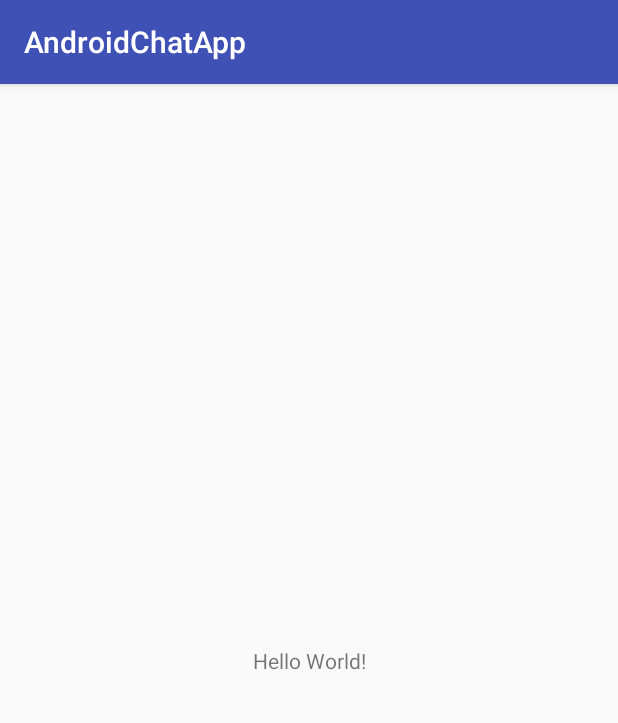
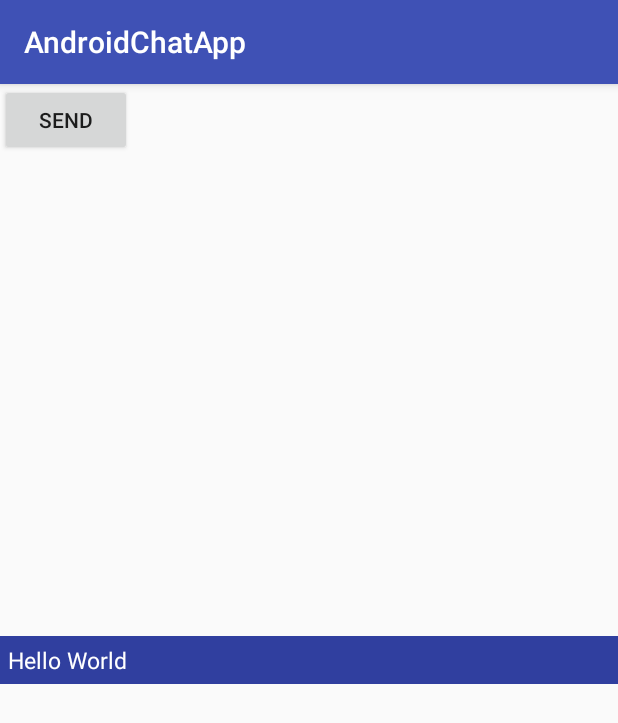
Before and after one commit to puzanshrestha/AndroidChatApp, an Android app: the screen it shows after launch (MainActivity), on a phone screen of 412 x 824 dp. Shown: the top 723 px of the screen. Run offline under Robolectric (Android 15) with nearby library versions, the phone set to English and light mode, and no system bars.

Commit message:
rough demo of websocket in near mvp pattern

```diff
--- a/app/build.gradle
+++ b/app/build.gradle
@@ -25,4 +25,5 @@ dependencies {
     testImplementation 'junit:junit:4.12'
     androidTestImplementation 'com.android.support.test:runner:1.0.2'
     androidTestImplementation 'com.android.support.test.espresso:espresso-core:3.0.2'
+    implementation 'com.squareup.okhttp3:okhttp:3.6.0'
 }
--- a/app/src/main/java/com/pujan/androidchatapp/MainActivity.java
+++ b/app/src/main/java/com/pujan/androidchatapp/MainActivity.java
@@ -1,13 +1,92 @@
 package com.pujan.androidchatapp;
 
+import android.os.Bundle;
 import android.support.v7.app.AppCompatActivity;
-import android.os.Bundle;
+import android.view.View;
+import android.widget.Button;
+import android.widget.TextView;
+import android.widget.Toast;
 
-public class MainActivity extends AppCompatActivity {
+import com.pujan.androidchatapp.model.SignInPresenterImpl;
+import com.pujan.androidchatapp.presenter.SignInPresenter;
+import com.pujan.androidchatapp.view.SignInView;
+import com.pujan.androidchatapp.websocket.WebSocketImpl;
+import com.pujan.androidchatapp.websocket.WebSocketPresenter;
+import com.pujan.androidchatapp.websocket.WebSocketView;
+
+public class MainActivity extends AppCompatActivity implements SignInView, WebSocketView {
+
+    SignInPresenter signInPresenter;
+    WebSocketPresenter webSocketPresenter;
+
+    Button button;
+    TextView textView;
 
     @Override
     protected void onCreate(Bundle savedInstanceState) {
         super.onCreate(savedInstanceState);
         setContentView(R.layout.activity_main);
+
+        signInPresenter = new SignInPresenterImpl(MainActivity.this);
+        signInPresenter.signIn("test", "test");
+
+        webSocketPresenter = new WebSocketImpl(MainActivity.this);
+        webSocketPresenter.startWebSocket();
+
+        button = (Button) findViewById(R.id.send_button);
+        textView = (TextView) findViewById(R.id.text_view);
+        button.setOnClickListener(new View.OnClickListener() {
+            @Override
+            public void onClick(View v) {
+                webSocketPresenter.sendMessage("Hello from android web socket");
+            }
+        });
+
+    }
+
+    @Override
+    public void showValidationError() {
+        Toast.makeText(this, "validationError", Toast.LENGTH_SHORT).show();
+    }
+
+    @Override
+    public void signInSuccess() {
+        Toast.makeText(this, "Sign In success", Toast.LENGTH_SHORT).show();
+    }
+
+    @Override
+    public void signInError() {
+        Toast.makeText(this, "Sign in error", Toast.LENGTH_SHORT).show();
+    }
+
+
+    @Override
+    public void connected() {
+
+    }
+
+    @Override
+    public void sendMessage(String message) {
+
+    }
+
+    @Override
+    public void receiveMessage(final String message) {
+        //websocket response from the server is handled here in main ui thread
+        System.out.println(message);
+
+        runOnUiThread(new Runnable() {
+            @Override
+            public void run() {
+                textView.setText(message);
+            }
+        });
+
+
+    }
+
+    @Override
+    public void disconnected() {
+
     }
 }
--- /dev/null
+++ b/app/src/main/java/com/pujan/androidchatapp/model/SignInPresenterImpl.java
@@ -0,0 +1,18 @@
+package com.pujan.androidchatapp.model;
+
+import com.pujan.androidchatapp.presenter.SignInPresenter;
+import com.pujan.androidchatapp.view.SignInView;
+
+public class SignInPresenterImpl implements SignInPresenter {
+
+    private SignInView signInView;
+
+    public SignInPresenterImpl(SignInView signInView) {
+        this.signInView = signInView;
+    }
+
+    @Override
+    public void signIn(String username, String password) {
+            signInView.signInSuccess();
+    }
+}
--- /dev/null
+++ b/app/src/main/java/com/pujan/androidchatapp/presenter/SignInPresenter.java
@@ -0,0 +1,5 @@
+package com.pujan.androidchatapp.presenter;
+
+public interface SignInPresenter {
+    void signIn(String username,String password);
+}
--- /dev/null
+++ b/app/src/main/java/com/pujan/androidchatapp/view/SignInView.java
@@ -0,0 +1,8 @@
+package com.pujan.androidchatapp.view;
+
+public interface SignInView {
+
+    void showValidationError();
+    void signInSuccess();
+    void signInError();
+}
--- /dev/null
+++ b/app/src/main/java/com/pujan/androidchatapp/websocket/EchoSocketListener.java
@@ -0,0 +1,47 @@
+package com.pujan.androidchatapp.websocket;
+
+
+import okhttp3.Response;
+import okhttp3.WebSocket;
+import okio.ByteString;
+
+public class EchoSocketListener extends okhttp3.WebSocketListener {
+    private WebSocketView webSocketView;
+
+    public EchoSocketListener(WebSocketView webSocketView) {
+        this.webSocketView = webSocketView;
+    }
+
+    @Override
+    public void onOpen(WebSocket webSocket, Response response) {
+        super.onOpen(webSocket, response);
+        System.out.println(response.toString());
+    }
+
+    @Override
+    public void onMessage(WebSocket webSocket, String text) {
+        super.onMessage(webSocket, text);
+        webSocketView.receiveMessage(text.toString());
+    }
+
+    @Override
+    public void onMessage(WebSocket webSocket, ByteString bytes) {
+        super.onMessage(webSocket, bytes);
+    }
+
+    @Override
+    public void onClosing(WebSocket webSocket, int code, String reason) {
+        super.onClosing(webSocket, code, reason);
+    }
+
+    @Override
+    public void onClosed(WebSocket webSocket, int code, String reason) {
+        super.onClosed(webSocket, code, reason);
+        System.out.println(reason);
+    }
+
+    @Override
+    public void onFailure(WebSocket webSocket, Throwable t, Response response) {
+        super.onFailure(webSocket, t, response);
+    }
+}
--- /dev/null
+++ b/app/src/main/java/com/pujan/androidchatapp/websocket/WebSocketImpl.java
@@ -0,0 +1,45 @@
+package com.pujan.androidchatapp.websocket;
+
+
+import okhttp3.OkHttpClient;
+import okhttp3.Request;
+import okhttp3.WebSocket;
+
+
+public class WebSocketImpl implements WebSocketPresenter {
+
+    WebSocketView webSocketView;
+    WebSocket ws;
+
+    public WebSocketImpl(WebSocketView webSocketView) {
+        this.webSocketView = webSocketView;
+    }
+
+    @Override
+    public void startWebSocket() {
+        OkHttpClient client = new OkHttpClient();
+        Request request = new Request.Builder().url("wss://pujan-python.herokuapp.com/main/ws/chatroom/aaa/").build();
+        EchoSocketListener listener = new EchoSocketListener(webSocketView);
+        ws = client.newWebSocket(request, listener);
+        client.dispatcher().executorService().shutdown();
+    }
+
+
+    @Override
+    public void disconnectWebSocket() {
+
+    }
+
+    @Override
+    public void sendMessage(String messages) {
+
+        String json = "{\"actionType\" : \"message\"," +
+                "\"sender\": \"android\"," +
+                "\"message\": \"" + messages + "\"," +
+                "\"chatRoom\": \"aaa\"}";
+        ws.send(json);
+        System.out.println(json);
+    }
+
+
+}
--- /dev/null
+++ b/app/src/main/java/com/pujan/androidchatapp/websocket/WebSocketPresenter.java
@@ -0,0 +1,12 @@
+package com.pujan.androidchatapp.websocket;
+
+public interface WebSocketPresenter {
+
+    void startWebSocket();
+
+    void disconnectWebSocket();
+
+    void sendMessage(String message);
+
+
+}
--- /dev/null
+++ b/app/src/main/java/com/pujan/androidchatapp/websocket/WebSocketView.java
@@ -0,0 +1,12 @@
+package com.pujan.androidchatapp.websocket;
+
+public interface WebSocketView {
+    public void connected();
+
+    public void sendMessage(String message);
+
+    public void receiveMessage(String message);
+
+    public void disconnected();
+
+}
--- a/app/src/main/res/layout/activity_main.xml
+++ b/app/src/main/res/layout/activity_main.xml
@@ -1,19 +1,34 @@
 <?xml version="1.0" encoding="utf-8"?>
-<android.support.constraint.ConstraintLayout
-    xmlns:android="http://schemas.android.com/apk/res/android"
+<android.support.constraint.ConstraintLayout xmlns:android="http://schemas.android.com/apk/res/android"
+    xmlns:app="http://schemas.android.com/apk/res-auto"
     xmlns:tools="http://schemas.android.com/tools"
-    xmlns:app="http://schemas.android.com/apk/res-auto"
     android:layout_width="match_parent"
     android:layout_height="match_parent"
     tools:context=".MainActivity">
 
     <TextView
-        android:layout_width="wrap_content"
+        android:layout_width="match_parent"
         android:layout_height="wrap_content"
-        android:text="Hello World!"
+        android:text="Hello World"
         app:layout_constraintBottom_toBottomOf="parent"
         app:layout_constraintLeft_toLeftOf="parent"
         app:layout_constraintRight_toRightOf="parent"
-        app:layout_constraintTop_toTopOf="parent" />
+        app:layout_constraintTop_toTopOf="parent"
+        android:id="@+id/text_view"
+        android:textSize="15sp"
+        android:background="@color/colorPrimaryDark"
+        android:maxLines="4"
+        android:padding="5dp"
+        android:textColor="#fff"/>
+
+
+    <Button
+        android:id="@+id/send_button"
+        android:layout_width="wrap_content"
+        android:layout_height="wrap_content"
+        android:gravity="center"
+        android:text="Send"
+        />
+
 
 </android.support.constraint.ConstraintLayout>
```
Also changed, not shown: app/src/main/AndroidManifest.xml (+4 -3 lines).
